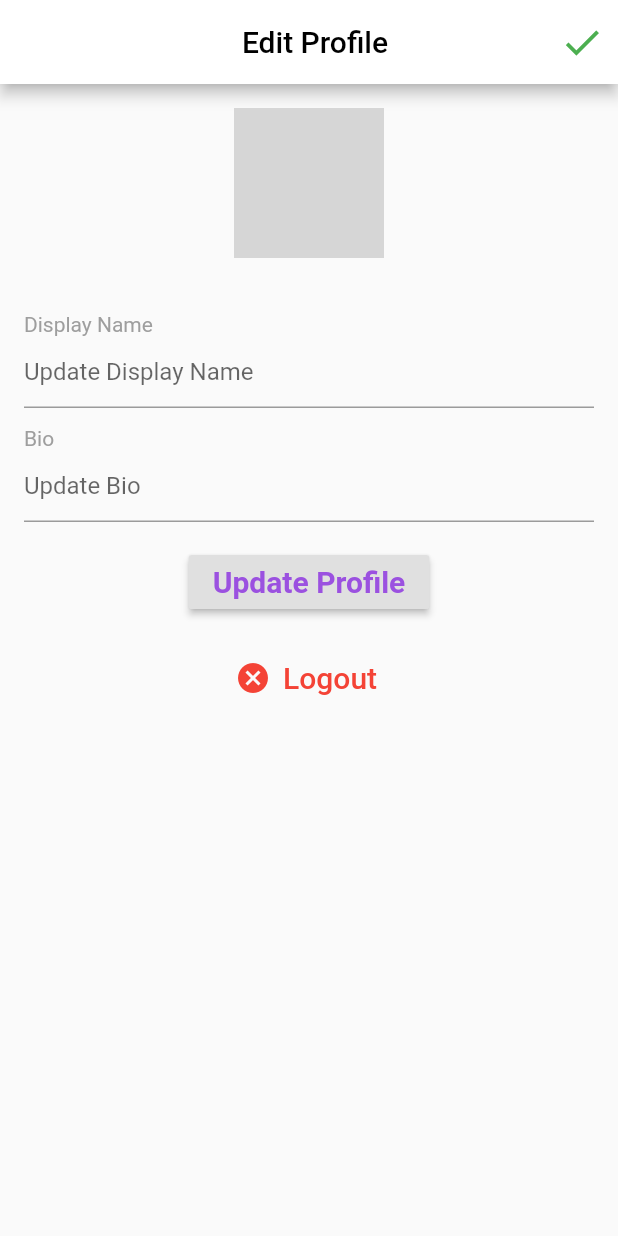
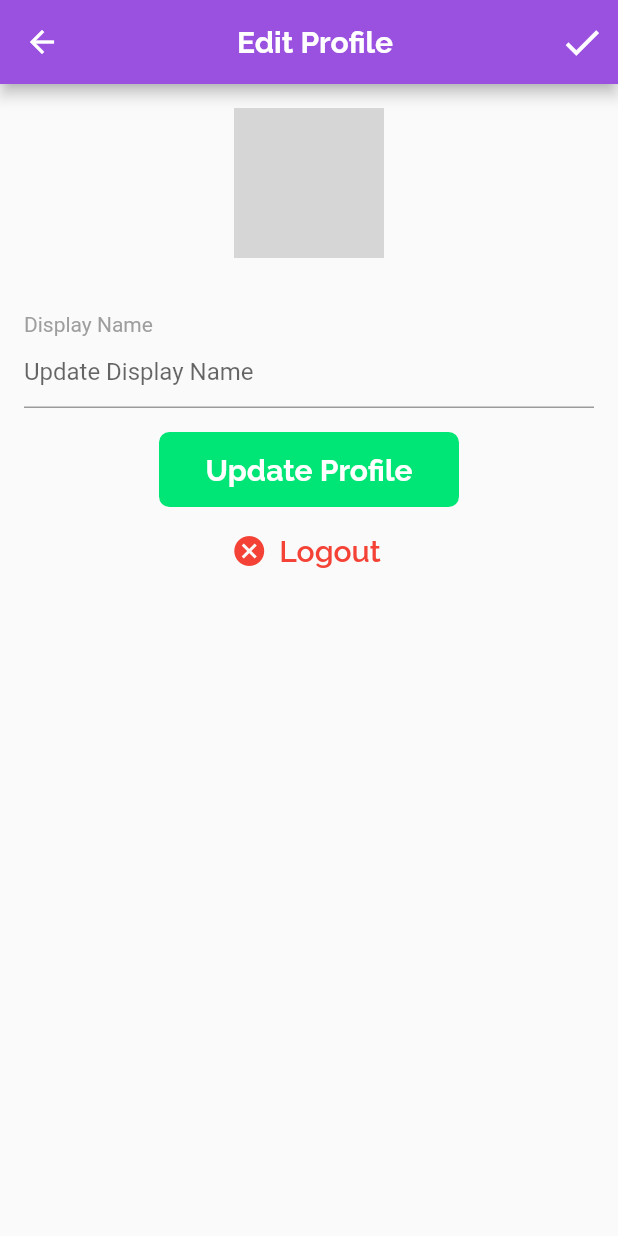
Before and after one commit to satwik3011/AasPaas, a Flutter app: the EditProfile screen opened directly, on a phone screen of 412 x 824 dp. Run offline on Flutter 3.47's test engine with Material 2 defaults, Android fonts, the phone set to English and light mode, and no system bars; our stand-ins replace cached_network_image, cloud_firestore, firebase_messaging, firebase_storage, flutter_swiper, geolocator and 3 more; missing offline and left inert: animator, bottom_nav; accounts and stored records are empty; network calls fail; grey boxes are pictures that could not be loaded.

Commit message:
Profile and Display changes

```diff
--- a/lib/main.dart
+++ b/lib/main.dart
@@ -1,8 +1,6 @@
 // import 'package:cloud_firestore/cloud_firestore.dart';
-import 'package:aaspaas/pages/create_account.dart';
 import 'package:flutter/material.dart';
 import 'pages/home.dart';
-import 'package:aaspaas/pages/upload.dart';
 
 void main() {
   // Firestore.instance.settings().then((_) {
--- a/lib/pages/edit_profile.dart
+++ b/lib/pages/edit_profile.dart
@@ -119,12 +119,14 @@ class _EditProfileState extends State<EditProfile> {
     return Scaffold(
       key: _scaffoldKey,
       appBar: AppBar(
-        backgroundColor: Colors.white,
+        backgroundColor: Color(0xff9B51E0),
         title: Center(
           child: Text(
             "Edit Profile",
             style: TextStyle(
-              color: Colors.black,
+              color: Colors.white,
+              fontFamily: 'Raleway',
+              fontWeight: FontWeight.bold,
             ),
           ),
         ),
@@ -134,7 +136,7 @@ class _EditProfileState extends State<EditProfile> {
               icon: Icon(
                 Icons.done,
                 size: 30.0,
-                color: Colors.green,
+                color: Colors.white,
               ))
         ],
       ),
@@ -161,29 +163,40 @@ class _EditProfileState extends State<EditProfile> {
                         child: Column(
                           children: <Widget>[
                             buildDisplayNameField(),
-                            buildBioField(),
                           ],
                         ),
                       ),
-                      RaisedButton(
-                        onPressed: updateProfileData,
-                        child: Text(
-                          "Update Profile",
-                          style: TextStyle(
-                            color: Theme.of(context).primaryColor,
-                            fontSize: 20.0,
-                            fontWeight: FontWeight.bold,
-                          ),
-                        ),
+                      GestureDetector(
+                        onTap: updateProfileData,
+                        child: Container(
+                            height: 50.0,
+                            width: 200.0,
+                            decoration: BoxDecoration(
+                              color: Colors.greenAccent[400],
+                              borderRadius: BorderRadius.circular(7.0),
+                            ),
+                            child: Center(
+                              child: Text(
+                                "Update Profile",
+                                style: TextStyle(
+                                    color: Colors.white,
+                                    fontSize: 20.0,
+                                    fontFamily: 'Raleway',
+                                    fontWeight: FontWeight.bold),
+                              ),
+                            )),
                       ),
                       Padding(
-                        padding: EdgeInsets.all(16.0),
+                        padding: EdgeInsets.all(5.0),
                         child: FlatButton.icon(
                           onPressed: logout,
                           icon: Icon(Icons.cancel, color: Colors.red),
                           label: Text(
                             "Logout",
-                            style: TextStyle(color: Colors.red, fontSize: 20.0),
+                            style: TextStyle(color: Colors.red,
+                            fontFamily: 'Raleway',
+                            fontSize: 20.0,
+                            fontWeight: FontWeight.w600),
                           ),
                         ),
                       ),
```
Also changed, not shown: lib/pages/profile.dart (+79 -87 lines), 18 other files.
